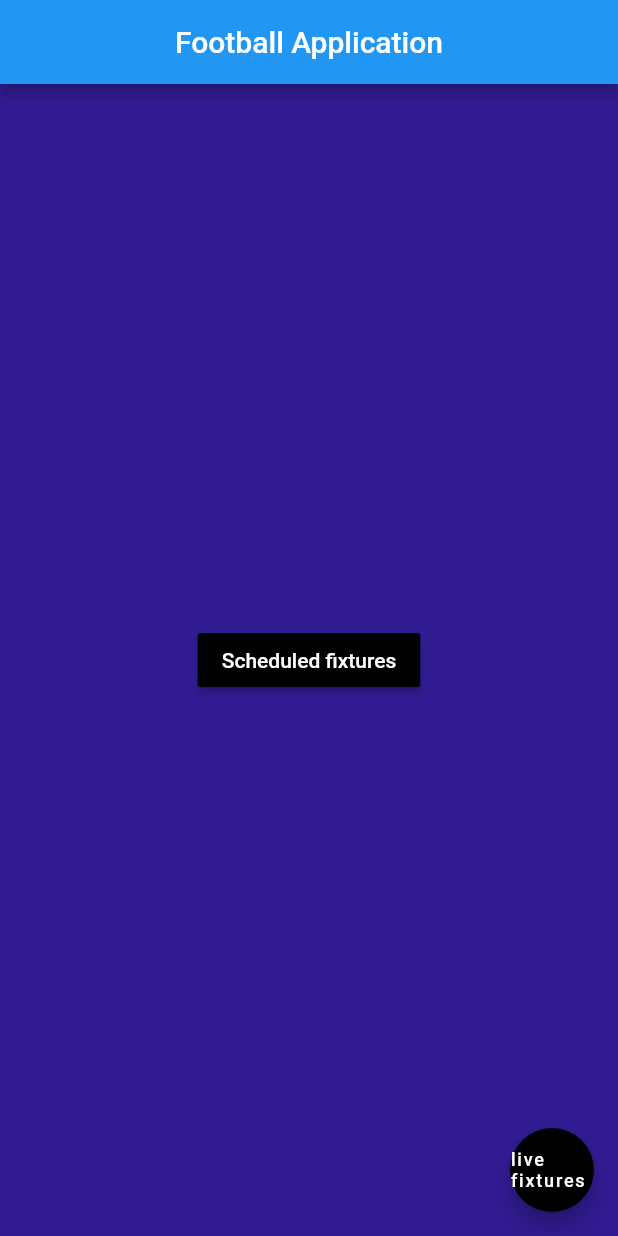
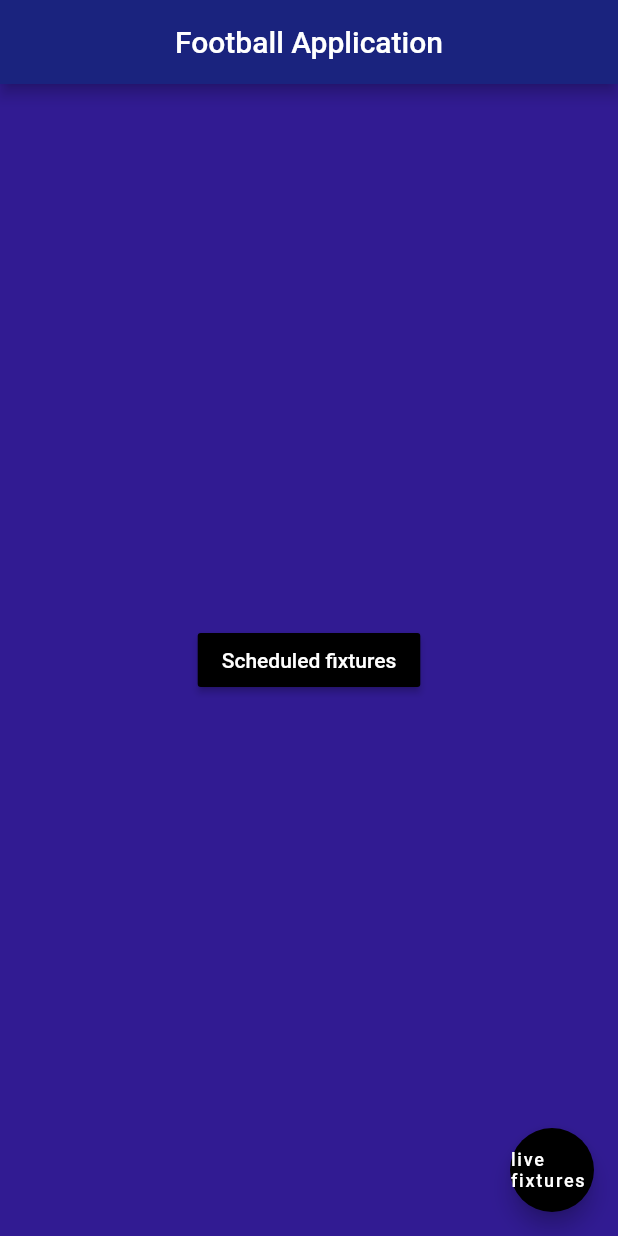
Before and after one commit to Usuwana/DailyFootballMatchView, a Flutter app: the screen it shows after launch, on a phone screen of 412 x 824 dp. Run offline on Flutter 3.47's test engine with Material 2 defaults, Android fonts, the phone set to English and light mode, and no system bars; our stand-ins replace shimmer.

Commit message:
Minor stuff

```diff
--- a/lib/Data/match.dart
+++ b/lib/Data/match.dart
@@ -85,7 +85,6 @@ class Match {
           homeScores.add(homeScore.toString());
           awayScores.add(awayScore.toString());
           times.add(timeElapsed.toString());
-
           j++;
           i++;
         }
@@ -93,7 +92,6 @@ class Match {
     } else {
       throw new Exception("Could not get matches in play");
     }
-    //print(matches.length);
   }
 
   Future<void> getUpcoming() async {
@@ -142,8 +140,6 @@ class Match {
           homeScores.add(homeScore.toString());
           awayScores.add(awayScore.toString());
           fixtureIDs.add(fixtureID.toString());
-          //print(homeTeam);
-          //print(homeTeams.length);
 
           j++;
           i++;
--- a/lib/first_screen.dart
+++ b/lib/first_screen.dart
@@ -13,7 +13,6 @@ class _FirstScreenState extends State<FirstScreen> {
   @override
   void initState() {
     super.initState();
-    //setupFixtures();
   }
 
   @override
@@ -21,6 +20,7 @@ class _FirstScreenState extends State<FirstScreen> {
     return Scaffold(
       backgroundColor: Colors.deepPurple[900],
       appBar: AppBar(
+        backgroundColor: Colors.indigo[900],
           title: Center(
         child: Text(
           'Football Application',
--- a/lib/main.dart
+++ b/lib/main.dart
@@ -1,7 +1,5 @@
 import 'package:flutter/material.dart';
-import 'package:football_app/live_fixtures.dart';
 import 'package:football_app/today_fixtures.dart';
-import 'package:football_app/fixture.dart';
 import 'package:football_app/first_screen.dart';
 import 'package:football_app/Data/livefixtures_screen.dart';
 
--- a/lib/today_fixtures.dart
+++ b/lib/today_fixtures.dart
@@ -1,8 +1,6 @@
 import 'package:flutter/material.dart';
 import 'package:shimmer/shimmer.dart';
 import 'package:football_app/Data/match.dart';
-import 'package:http/http.dart';
-import 'dart:convert';
 
 class TodayFixtures extends StatefulWidget {
   @override
```
